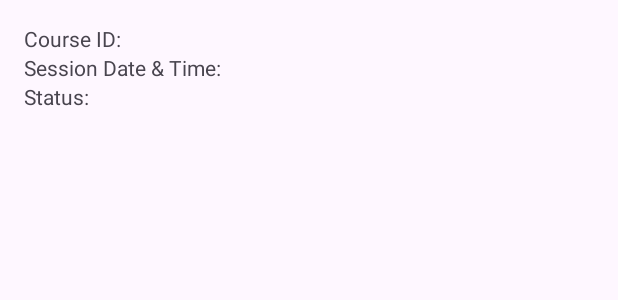
After one commit to JACK-984/qr_attendance, an Android app: the layout item_attendance_history.xml on its own in the app's theme, with its tools: preview values and no code run, on a phone screen of 412 x 824 dp. The commit adds this screen. Shown: the top 300 px of the screen. Run offline under Robolectric (Android 15) with nearby library versions, the phone set to English and light mode, and no system bars.

Commit message:
hz hz kdmv

```diff
--- a/app/src/main/AndroidManifest.xml
+++ b/app/src/main/AndroidManifest.xml
@@ -20,6 +20,9 @@
         android:supportsRtl="true"
         android:theme="@style/Theme.FinalProject"
         tools:targetApi="31">
+        <activity
+            android:name=".StudentViewCourses"
+            android:exported="false" />
         <activity
             android:name=".QRScanner"
             android:exported="false" />
--- a/app/src/main/java/com/example/finalproject/StudentActivity.java
+++ b/app/src/main/java/com/example/finalproject/StudentActivity.java
@@ -28,7 +28,7 @@ public class StudentActivity extends AppCompatActivity {
         setContentView(R.layout.activity_student);
 
         ui_list = findViewById(R.id.student_ui_list);
-        String[] items = {"Scan QR CODE","View course","Sign out"};
+        String[] items = {"Scan QR CODE","View courses","Sign out"};
         ui_list.setLayoutManager(new LinearLayoutManager(this));
         adapter = new studentUIAdapter(this,items);
         ui_list.setAdapter(adapter);
--- a/app/src/main/java/com/example/finalproject/studentUIAdapter.java
+++ b/app/src/main/java/com/example/finalproject/studentUIAdapter.java
@@ -58,7 +58,7 @@ public class studentUIAdapter extends RecyclerView.Adapter<studentUIAdapter.View
                     mContext.startActivity(new Intent(mContext, QRScanner.class));
                     break;
                 case 1:
-//                    mContext.startActivity(new Intent(mContext, ViewCourse.class));
+                    mContext.startActivity(new Intent(mContext, StudentViewCourses.class));
                     break;
                 case 2:
                     FirebaseAuth.getInstance().signOut();
--- /dev/null
+++ b/app/src/main/res/layout/item_attendance_history.xml
@@ -0,0 +1,25 @@
+<?xml version="1.0" encoding="utf-8"?>
+<LinearLayout xmlns:android="http://schemas.android.com/apk/res/android"
+    android:layout_width="match_parent"
+    android:layout_height="wrap_content"
+    android:orientation="vertical"
+    android:padding="16dp">
+
+    <TextView
+        android:id="@+id/text_course_id"
+        android:layout_width="wrap_content"
+        android:layout_height="wrap_content"
+        android:text="Course ID:" />
+
+    <TextView
+        android:id="@+id/text_session_datetime"
+        android:layout_width="wrap_content"
+        android:layout_height="wrap_content"
+        android:text="Session Date &amp; Time:" />
+
+    <TextView
+        android:id="@+id/text_status"
+        android:layout_width="wrap_content"
+        android:layout_height="wrap_content"
+        android:text="Status:" />
+</LinearLayout>
```
Also changed, not shown: app/src/main/java/com/example/finalproject/AttendanceHistory.java (added, +43 -0 lines), app/src/main/java/com/example/finalproject/AttendanceHistoryAdapter.java (added, +64 -0 lines), app/src/main/java/com/example/finalproject/QRScanner.java (+50 -2 lines), app/src/main/java/com/example/finalproject/StudentViewCourses.java (added, +73 -0 lines), app/src/main/res/layout/activity_student_view_courses.xml (added, +17 -0 lines).
